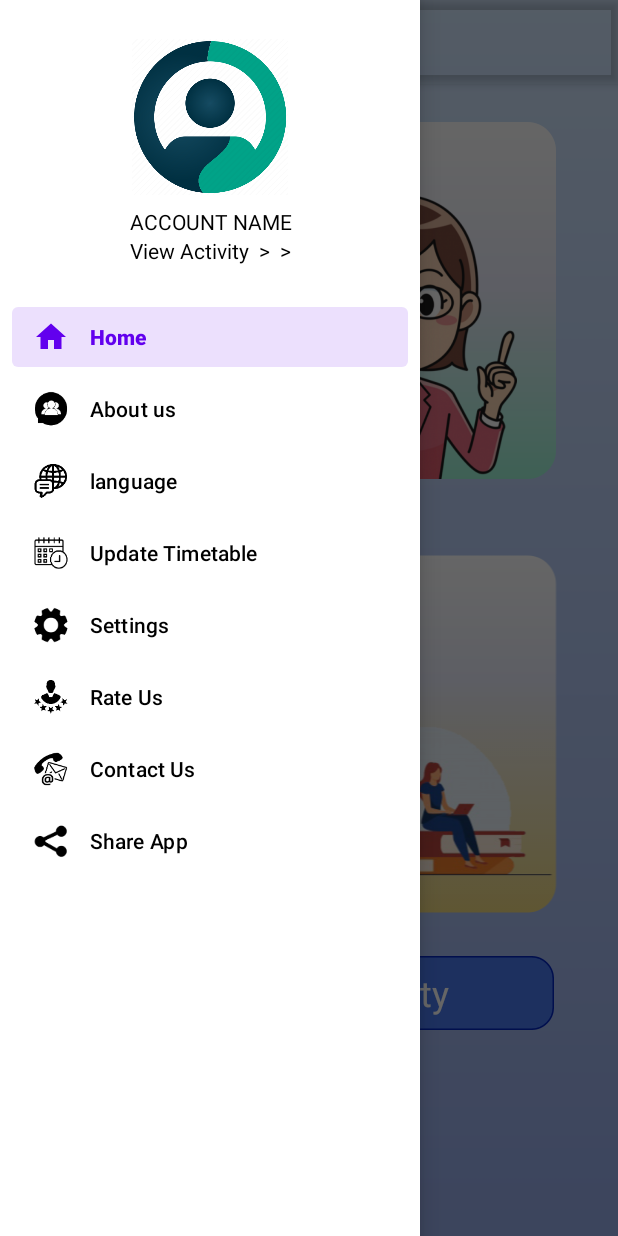
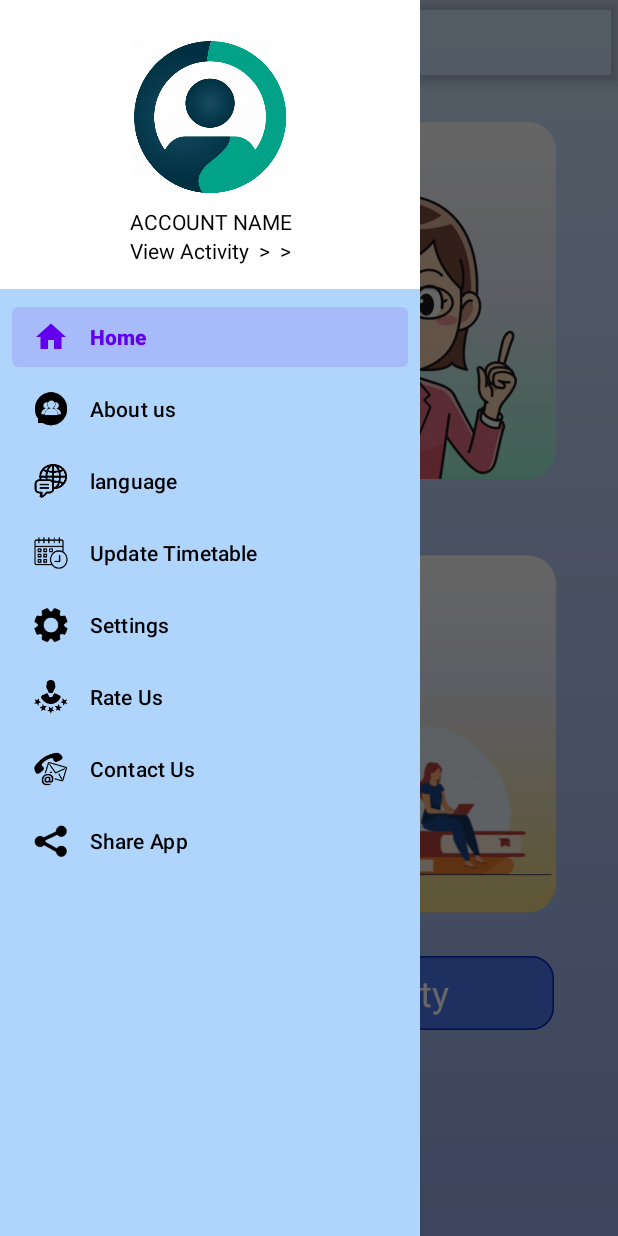
Before and after one commit to Code-with-coffee1/cysproject, an Android app: the home_page_navigation screen opened directly, with no data from a screen before it, with the side drawer open, on a phone screen of 412 x 824 dp. Run offline under Robolectric (Android 15) with nearby library versions, the phone set to English and light mode, and no system bars; our stand-ins replace navigation-ui.

```diff
--- a/app/src/main/res/layout/activity_home_page_navigation.xml
+++ b/app/src/main/res/layout/activity_home_page_navigation.xml
@@ -21,5 +21,6 @@
         android:layout_gravity="start"
         android:fitsSystemWindows="true"
         app:headerLayout="@layout/nav_header_home_page_navigation"
-        app:menu="@menu/activity_home_page_navigation_drawer" />
+        app:menu="@menu/activity_home_page_navigation_drawer"
+        android:background="@drawable/menu_bg"/>
 </androidx.drawerlayout.widget.DrawerLayout>
```
